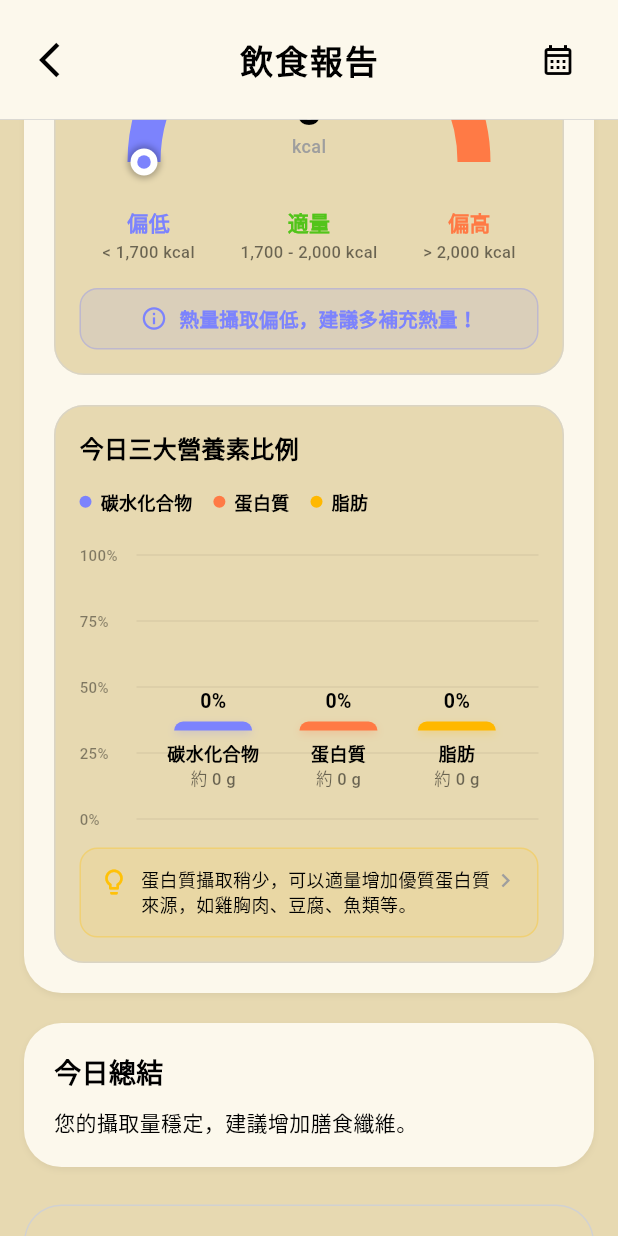
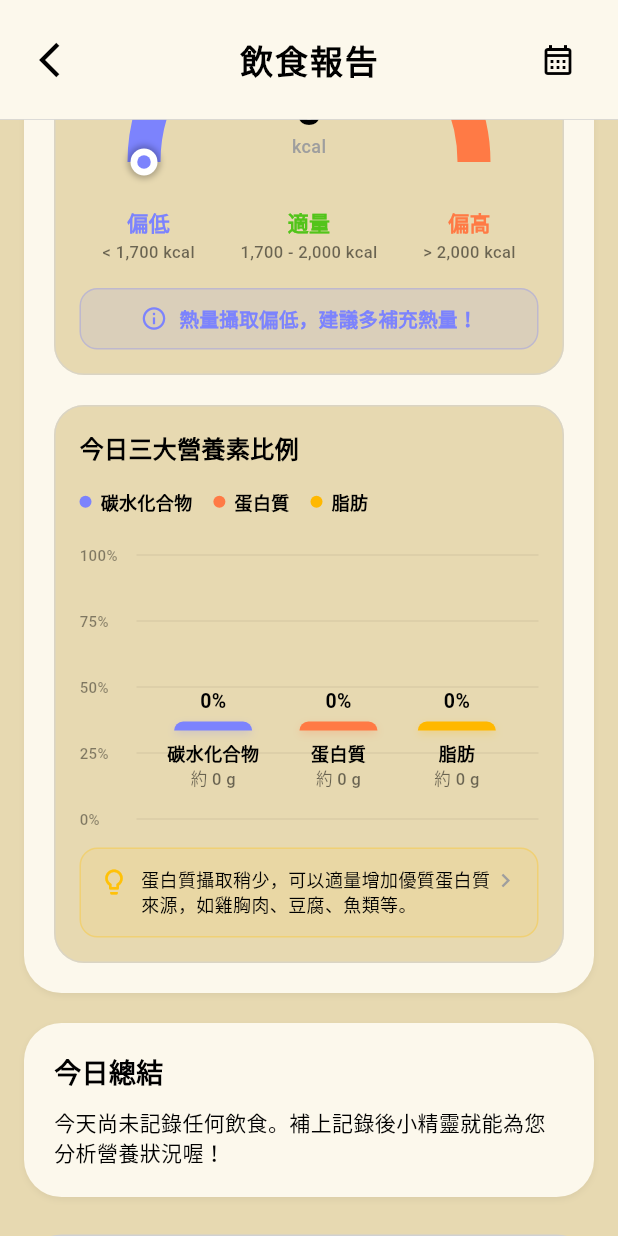
Before and after one commit to dittooooo/dietary_app, a Flutter app: the ReportPage screen opened directly, scrolled down 576 dp, on a phone screen of 412 x 824 dp. Run offline on Flutter 3.47's test engine with Material 3 defaults, Android fonts, the phone set to English and light mode, and no system bars; our stand-ins replace camera, image_picker, shared_preferences, webview_flutter; missing offline and left inert: dart:html, dart:ui_web, model_viewer_plus; accounts and stored records are empty; network calls fail.

Commit message:
飲食報告今日總結與本週報告動態修正

```diff
--- a/frontend/lib/utils/profile_value_mapper.dart
+++ b/frontend/lib/utils/profile_value_mapper.dart
@@ -9,6 +9,7 @@ class ProfileValueMapper {
     final upper = normalized.toUpperCase();
 
     if (upper == 'LOSE_WEIGHT' ||
+        upper == 'LOSE_FAT' ||
         normalized.contains('減脂') ||
         normalized.contains('減重')) {
       return 'LOSE_WEIGHT';
@@ -31,6 +32,7 @@ class ProfileValueMapper {
     final upper = normalized.toUpperCase();
 
     if (upper == 'LOSE_WEIGHT' ||
+        upper == 'LOSE_FAT' ||
         normalized.contains('減脂') ||
         normalized.contains('減重')) {
       return '減脂';
@@ -92,14 +94,14 @@ class ProfileValueMapper {
     final normalized = (value ?? '').trim();
     final upper = normalized.toUpperCase();
 
-    if (upper == 'HYPERTENSION' || normalized.contains('高血壓')) return 'HYPERTENSION';
+    if (upper == 'HYPERTENSION' || upper == 'HIGH_BLOOD_PRESSURE' || normalized.contains('高血壓')) return 'HYPERTENSION';
     if (upper == 'HYPERLIPIDEMIA' || normalized.contains('高血脂')) return 'HYPERLIPIDEMIA';
     if (upper == 'DIABETES' || normalized.contains('糖尿')) return 'DIABETES';
     if (upper == 'CARDIOVASCULAR' || normalized.contains('心血管')) return 'CARDIOVASCULAR';
     if (upper == 'KIDNEY_DISEASE' || normalized.contains('腎臟')) return 'KIDNEY_DISEASE';
-    if (upper == 'STROKE' || normalized.contains('中風')) return 'STROKE';
+    if (upper == 'STROKE' || normalized.contains('中風')) return '腦中風';
     if (upper == 'METABOLIC_SYNDROME' || normalized.contains('代謝症候群')) return 'METABOLIC_SYNDROME';
-    if (upper == 'GOUT' || normalized.contains('痛風')) return 'GOUT';
+    if (upper == 'GOUT' || normalized.contains('痛風')) return '痛風';
     if (upper == 'HYPERURICEMIA' || normalized.contains('高尿酸')) return 'HYPERURICEMIA';
     if (upper == 'GERD' || normalized.contains('胃食道逆流')) return 'GERD';
     if (upper == 'NONE' ||
@@ -117,7 +119,7 @@ class ProfileValueMapper {
     final normalized = (value ?? '').trim();
     final upper = normalized.toUpperCase();
 
-    if (upper == 'HYPERTENSION' || normalized.contains('高血壓')) return '高血壓';
+    if (upper == 'HYPERTENSION' || upper == 'HIGH_BLOOD_PRESSURE' || normalized.contains('高血壓')) return '高血壓';
     if (upper == 'HYPERLIPIDEMIA' || normalized.contains('高血脂')) return '高血脂';
     if (upper == 'DIABETES' || normalized.contains('糖尿')) return '糖尿病';
     if (upper == 'CARDIOVASCULAR' || normalized.contains('心血管')) return '心血管疾病';
--- a/frontend/lib/views/auth/register_page.dart
+++ b/frontend/lib/views/auth/register_page.dart
@@ -91,12 +91,12 @@ class _RegisterPageState extends State<RegisterPage> { // 定義 _RegisterPageSt
 
       if (mounted) { // 執行相對應的邏輯計算或設定屬性參數
         if (result['success'] == true) { // 執行相對應的邏輯計算或設定屬性參數
-          // 儲存 Email 到本地並標記新註冊用戶今日不跳出昨日總結
           final prefs = await SharedPreferences.getInstance();
           final today = DateTime.now();
           final todayStr = '${today.year}-${today.month.toString().padLeft(2, '0')}-${today.day.toString().padLeft(2, '0')}';
-          await prefs.setString('user_email', _emailController.text.trim());
-          await prefs.setString('last_shown_summary_date', todayStr);
+          final email = _emailController.text.trim();
+          await prefs.setString('user_email', email);
+          await prefs.setString('last_shown_summary_date_$email', todayStr);
 
           Navigator.pushReplacement( // 導航路由跳轉：開啟並推入新頁面
             context, // 執行相對應的邏輯計算或設定屬性參數
--- a/frontend/lib/views/home/home_view.dart
+++ b/frontend/lib/views/home/home_view.dart
@@ -546,11 +546,15 @@ class _HomeViewState extends State<HomeView> with TickerProviderStateMixin, Widg
     final prefs = await SharedPreferences.getInstance();
     final today = DateTime.now();
     final todayStr = '${today.year}-${today.month.toString().padLeft(2, '0')}-${today.day.toString().padLeft(2, '0')}';
-
-    // 檢查今天是否已經顯示過飲食總結彈窗（每天僅第一次開啟 app 時跳出）
-    final lastShownDate = prefs.getString('last_shown_summary_date');
+    final userEmail = prefs.getString('user_email')?.trim().toLowerCase() ?? '';
+    final userNick = prefs.getString('user_nickname')?.trim() ?? '';
+    final userKey = userEmail.isNotEmpty ? userEmail : (userNick.isNotEmpty ? userNick : 'default');
+    final summaryKey = 'last_shown_summary_date_$userKey';
+
+    // 檢查今天是否已經顯示過飲食總結彈窗（每人每天僅第一次開啟 app 時跳出）
+    final lastShownDate = prefs.getString(summaryKey);
     if (lastShownDate == todayStr) {
-      debugPrint('今日 ($todayStr) 已顯示過飲食總結彈窗，不再重複跳出。');
+      debugPrint('今日 ($todayStr) 使用者 ($userKey) 已顯示過飲食總結彈窗，不再重複跳出。');
       return;
     }
 
@@ -582,20 +586,13 @@ class _HomeViewState extends State<HomeView> with TickerProviderStateMixin, Widg
         }
       }
 
-      // 若為新用戶或完全沒有歷史紀錄，不跳出昨日總結彈窗
-      if (records.isEmpty) {
-        debugPrint('無任何飲食記錄（新用戶），不跳出昨日總結彈窗。');
-        await prefs.setString('last_shown_summary_date', todayStr);
-        return;
-      }
-
       if (!mounted) return;
       debugPrint('=============================================');
-      debugPrint('準備跳出昨日飲食總結彈窗！ Dishes: $yesterdayDishes');
+      debugPrint('準備跳出昨日飲食總結彈窗！ User: $userKey, Dishes: $yesterdayDishes');
       debugPrint('=============================================');
 
       // 紀錄今日已跳出飲食總結彈窗
-      await prefs.setString('last_shown_summary_date', todayStr);
+      await prefs.setString(summaryKey, todayStr);
 
       Future.delayed(const Duration(milliseconds: 800), () {
         if (!mounted) return;
--- a/frontend/lib/views/records/report_page.dart
+++ b/frontend/lib/views/records/report_page.dart
@@ -428,50 +428,144 @@ class _ReportPageState extends State<ReportPage> with TickerProviderStateMixin {
                   const SizedBox(height: 20), // 建立固定尺寸的空白區塊或限制寬高的容器（SizedBox）
 
                   // 2.5 總結數據區域 (僅限週/月)
-                  if (_viewType != 0) ...[ // 執行相對應的邏輯計算或設定屬性參數
-                    _buildAggregatedStats(), // 執行相對應的邏輯計算或設定屬性參數
-                    const SizedBox(height: 20), // 建立固定尺寸的空白區塊或限制寬高的容器（SizedBox）
-                  ], // 執行相對應的邏輯計算或設定屬性參數
+                  if (_viewType != 0) ...[
+                    _buildAggregatedStats(),
+                    const SizedBox(height: 20),
+                  ],
 
                   // 3. 總結數據卡片
-                  Container( // 建立多功能樣式容器（Container），可自訂尺寸、間距與背景樣式
-                    width: double.infinity, // 執行相對應的邏輯計算或設定屬性參數
-                    margin: const EdgeInsets.symmetric(horizontal: 16), // 設定外邊距或內邊距的數值大小（EdgeInsets）
-                    padding: const EdgeInsets.all(20), // 設定外邊距或內邊距的數值大小（EdgeInsets）
-                    decoration: BoxDecoration( // 建立盒子裝飾元件（BoxDecoration），用來設定圓角、背景色、陰影等樣式
-                      color: AppColors.background, // 建立編譯期常數，優化 Flutter 渲染效能
-                      borderRadius: BorderRadius.circular(25), // 設定容器的圓角弧度半徑大小
-                      boxShadow: [ // 執行相對應的邏輯計算或設定屬性參數
-                        BoxShadow(color: Colors.black.withOpacity(0.05), blurRadius: 2.925, offset: const Offset(0, 1.56)), // 設定容器的陰影效果，包括顏色、模糊半徑與偏移量
-                      ] // 執行相對應的邏輯計算或設定屬性參數
-                    ), // 執行相對應的邏輯計算或設定屬性參數
-                    child: Column( // 建立垂直排列元件（Column），縱向排列多個子元件
-                      crossAxisAlignment: CrossAxisAlignment.start, // 執行相對應的邏輯計算或設定屬性參數
-                      children: [ // 執行相對應的邏輯計算或設定屬性參數
-                        Text("${_viewLabel}總結", style: const TextStyle(fontSize: 18, fontWeight: FontWeight.bold, color: AppColors.textPrimary)), // 建立文字顯示元件（Text）
-                        const SizedBox(height: 10), // 建立固定尺寸的空白區塊或限制寬高的容器（SizedBox）
-                        Text( // 建立文字顯示元件（Text）
-                          _viewType == 0 ? "您的攝取量穩定，建議增加膳食纖維。" : "${_viewLabel}攝取量穩定，繼續保持！",  // 執行相對應的邏輯計算或設定屬性參數
-                          style: const TextStyle(color: AppColors.textPrimary) // 設定文字字體大小、顏色與粗細等字型樣式（TextStyle）
-                        ), // 執行相對應的邏輯計算或設定屬性參數
-                      ], // 執行相對應的邏輯計算或設定屬性參數
-                    ), // 執行相對應的邏輯計算或設定屬性參數
-                  ), // 執行相對應的邏輯計算或設定屬性參數
-                  const SizedBox(height: 25), // 建立固定尺寸的空白區塊或限制寬高的容器（SizedBox）
+                  _buildSummaryCard(),
+                  const SizedBox(height: 25),
 
                   // 新增：飲食明細 Grid 呈現
                   _buildEatenFoodGrid(),
-                  const SizedBox(height: 40), // 建立固定尺寸的空白區塊或限制寬高的容器（SizedBox）
-                ], // 執行相對應的邏輯計算或設定屬性參數
-              ), // 執行相對應的邏輯計算或設定屬性參數
-            ), // 執行相對應的邏輯計算或設定屬性參數
-          ), // 執行相對應的邏輯計算或設定屬性參數
-          // Header omitted for brevity in thought, but should be kept in full file
-          _buildHeader(context), // 執行相對應的邏輯計算或設定屬性參數
-        ], // 執行相對應的邏輯計算或設定屬性參數
-      ), // 執行相對應的邏輯計算或設定屬性參數
-    ); // 程式碼區塊或元件結構結束
-  } // 程式碼區塊或元件結構結束
+                  const SizedBox(height: 40),
+                ],
+              ),
+            ),
+          ),
+          _buildHeader(context),
+        ],
+      ),
+    );
+  }
+
+  String _buildDynamicSummaryComment() {
+    if (_viewType == 0) {
+      double todayCal = 0.0;
+      double todayProtein = 0.0;
+      double todayFat = 0.0;
+      double todayCarbs = 0.0;
+      int recordCount = 0;
+
+      for (var record in _allRecords) {
+        final rDate = _getRecordDate(record);
+        if (rDate == null) continue;
+        if (rDate.year == _selectedDate.year &&
+            rDate.month == _selectedDate.month &&
+            rDate.day == _selectedDate.day) {
+          todayCal += _getCaloriesFromRecord(record);
+          todayProtein += _getProteinFromRecord(record);
+          todayFat += _getFatFromRecord(record);
+          todayCarbs += _getCarbsFromRecord(record);
+          recordCount++;
+        }
+      }
+
+      if (recordCount == 0 || todayCal <= 0) {
+        return '今天尚未記錄任何飲食。補上記錄後小精靈就能為您分析營養狀況喔！';
+      }
+
+      final int calRound = todayCal.round();
+      final double pCal = todayProtein * 4;
+      final double fCal = todayFat * 9;
+      final double cCal = todayCarbs * 4;
+      final double macroTotalCal = pCal + fCal + cCal;
+
+      if (todayCal > 2200) {
+        return '今日總攝取熱量為 $calRound kcal，相對較高。建議晚餐選擇輕食與高纖食品，適度控制份量。';
+      }
+      if (todayCal < 1200) {
+        return '今日熱量攝取為 $calRound kcal，稍低於日常推薦。請適當補充優質蛋白質（如雞胸肉、蛋、豆腐）以維持代謝！';
+      }
+
+      if (macroTotalCal > 0) {
+        final double pRatio = pCal / macroTotalCal;
+        final double cRatio = cCal / macroTotalCal;
+        if (pRatio < 0.15) {
+          return '今日攝取 $calRound kcal。蛋白質比例稍偏低，建議多補充蛋、豆、魚、肉類以助肌肉維持。';
+        }
+        if (cRatio > 0.60) {
+          return '今日攝取 $calRound kcal。碳水化合物比例偏高，建議控制含糖飲料與精緻澱粉的份量。';
+        }
+      }
+
+      return '今日熱量 ($calRound kcal) 與三大營養素分配相當均衡，請繼續保持優質飲食習慣！';
+    } else {
+      final DateTime startDate = _selectedDate.subtract(Duration(days: _selectedDate.weekday % 7));
+      final DateTime endDate = startDate.add(const Duration(days: 6));
+      final DateTime startLimit = DateTime(startDate.year, startDate.month, startDate.day, 0, 0, 0);
+      final DateTime endLimit = DateTime(endDate.year, endDate.month, endDate.day, 23, 59, 59);
+
+      double weekTotalCal = 0.0;
+      Set<String> activeDays = {};
+
+      for (var record in _allRecords) {
+        final rDate = _getRecordDate(record);
+        if (rDate == null) continue;
+        if (rDate.isAfter(startLimit.subtract(const Duration(seconds: 1))) &&
+            rDate.isBefore(endLimit.add(const Duration(seconds: 1)))) {
+          final cal = _getCaloriesFromRecord(record);
+          weekTotalCal += cal;
+          activeDays.add('${rDate.year}-${rDate.month}-${rDate.day}');
+        }
+      }
+
+      final int recordedDays = activeDays.length;
+      if (recordedDays == 0 || weekTotalCal <= 0) {
+        return '本週尚未記錄任何飲食。養成記錄習慣，能幫助您更精準掌控健康狀況！';
+      }
+
+      final double avgCal = weekTotalCal / recordedDays;
+      final int avgRound = avgCal.round();
+
+      if (avgCal > 2200) {
+        return '本週共記錄了 $recordedDays 天，平均每日攝取 $avgRound kcal（偏高）。建議下週選擇輕盈烹調品項，少油少糖。';
+      }
+      if (avgCal < 1200) {
+        return '本週共記錄了 $recordedDays 天，平均每日攝取 $avgRound kcal。總量偏低，請注意每日補充均衡的熱量與蛋白質。';
+      }
+
+      return '本週共記錄了 $recordedDays 天，平均每日攝取 $avgRound kcal。整體飲食控制穩定，請繼續保持！';
+    }
+  }
+
+  // 3. 總結數據卡片
+  Widget _buildSummaryCard() {
+    return Container(
+      width: double.infinity,
+      margin: const EdgeInsets.symmetric(horizontal: 16),
+      padding: const EdgeInsets.all(20),
+      decoration: BoxDecoration(
+        color: AppColors.background,
+        borderRadius: BorderRadius.circular(25),
+        boxShadow: [
+          BoxShadow(color: Colors.black.withOpacity(0.05), blurRadius: 2.925, offset: const Offset(0, 1.56)),
+        ]
+      ),
+      child: Column(
+        crossAxisAlignment: CrossAxisAlignment.start,
+        children: [
+          Text("${_viewLabel}總結", style: const TextStyle(fontSize: 18, fontWeight: FontWeight.bold, color: AppColors.textPrimary)),
+          const SizedBox(height: 10),
+          Text(
+            _buildDynamicSummaryComment(),
+            style: const TextStyle(color: AppColors.textPrimary),
+          ),
+        ],
+      ),
+    );
+  }
 
   Widget _buildHeader(BuildContext context) {
     final double statusBarHeight = MediaQuery.of(context).padding.top;
```
